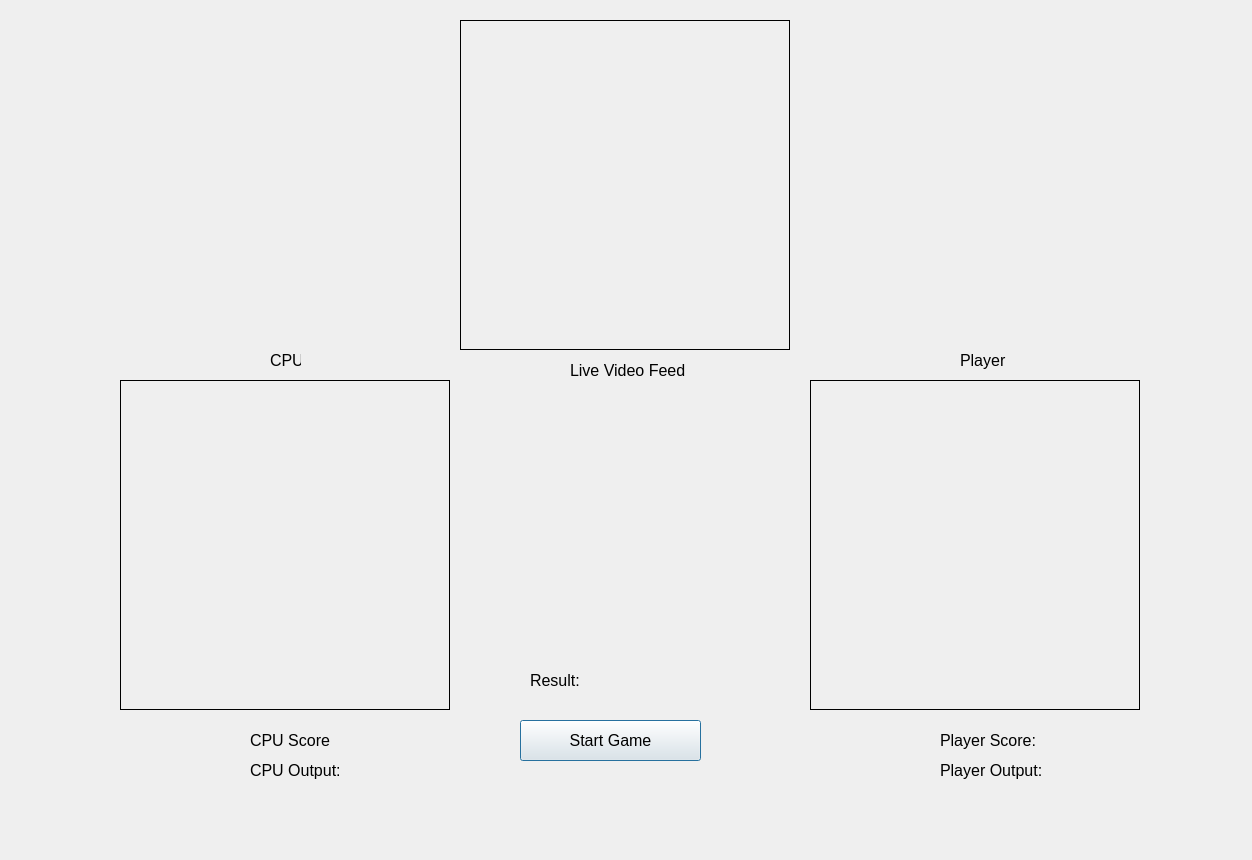
Before: the Qt Designer form Game.ui in mehra-sourav/Rock-Paper-Scissors, drawn with Qt 5.
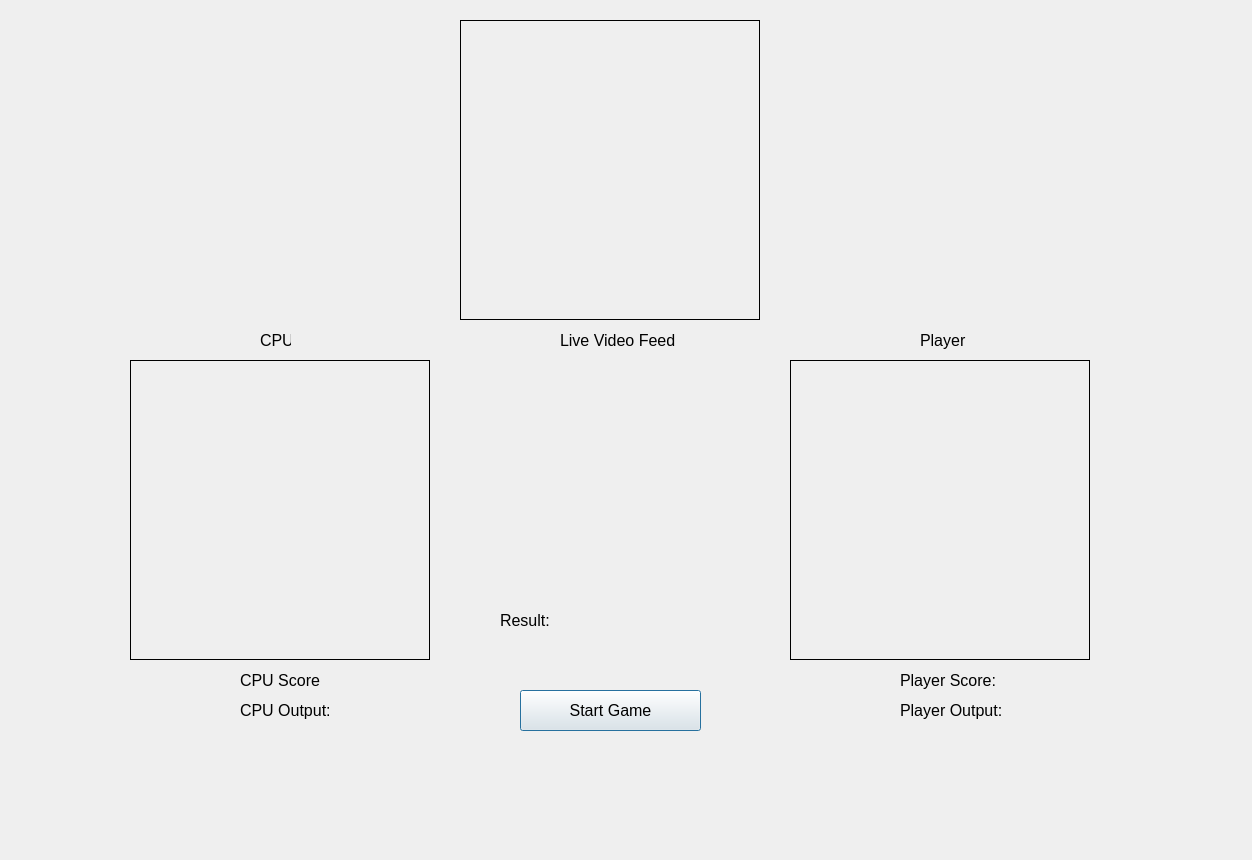
After: the same form once the commit is applied.

What changed in the file:
```diff
--- a/Game.ui
+++ b/Game.ui
@@ -17,7 +17,7 @@
    <property name="geometry">
     <rect>
      <x>520</x>
-     <y>720</y>
+     <y>690</y>
      <width>181</width>
      <height>41</height>
     </rect>
@@ -34,8 +34,8 @@
   <widget class="QLabel" name="CPU">
    <property name="geometry">
     <rect>
-     <x>270</x>
-     <y>350</y>
+     <x>260</x>
+     <y>330</y>
      <width>31</width>
      <height>21</height>
     </rect>
@@ -52,8 +52,8 @@
   <widget class="QLabel" name="Player">
    <property name="geometry">
     <rect>
-     <x>960</x>
-     <y>350</y>
+     <x>920</x>
+     <y>330</y>
      <width>51</width>
      <height>21</height>
     </rect>
@@ -70,10 +70,10 @@
   <widget class="QLabel" name="CPUview">
    <property name="geometry">
     <rect>
-     <x>120</x>
-     <y>380</y>
-     <width>330</width>
-     <height>330</height>
+     <x>130</x>
+     <y>360</y>
+     <width>300</width>
+     <height>300</height>
     </rect>
    </property>
    <property name="frameShape">
@@ -86,10 +86,10 @@
   <widget class="QLabel" name="Playerview">
    <property name="geometry">
     <rect>
-     <x>810</x>
-     <y>380</y>
-     <width>330</width>
-     <height>330</height>
+     <x>790</x>
+     <y>360</y>
+     <width>300</width>
+     <height>300</height>
     </rect>
    </property>
    <property name="frameShape">
@@ -104,8 +104,8 @@
     <rect>
      <x>460</x>
      <y>20</y>
-     <width>330</width>
-     <height>330</height>
+     <width>300</width>
+     <height>300</height>
     </rect>
    </property>
    <property name="frameShape">
@@ -118,8 +118,8 @@
   <widget class="QLabel" name="CPUScore">
    <property name="geometry">
     <rect>
-     <x>250</x>
-     <y>730</y>
+     <x>240</x>
+     <y>670</y>
      <width>81</width>
      <height>21</height>
     </rect>
@@ -136,8 +136,8 @@
   <widget class="QLabel" name="PlayerScore">
    <property name="geometry">
     <rect>
-     <x>940</x>
-     <y>730</y>
+     <x>900</x>
+     <y>670</y>
      <width>111</width>
      <height>21</height>
     </rect>
@@ -154,8 +154,8 @@
   <widget class="QLabel" name="LiveVideoFeed">
    <property name="geometry">
     <rect>
-     <x>570</x>
-     <y>360</y>
+     <x>560</x>
+     <y>330</y>
      <width>121</width>
      <height>21</height>
     </rect>
@@ -172,8 +172,8 @@
   <widget class="QLabel" name="CPUoutput">
    <property name="geometry">
     <rect>
-     <x>250</x>
-     <y>760</y>
+     <x>240</x>
+     <y>700</y>
      <width>231</width>
      <height>21</height>
     </rect>
@@ -190,8 +190,8 @@
   <widget class="QLabel" name="Playeroutput">
    <property name="geometry">
     <rect>
-     <x>940</x>
-     <y>760</y>
+     <x>900</x>
+     <y>700</y>
      <width>171</width>
      <height>21</height>
     </rect>
@@ -208,8 +208,8 @@
   <widget class="QLabel" name="Result">
    <property name="geometry">
     <rect>
-     <x>530</x>
-     <y>670</y>
+     <x>500</x>
+     <y>610</y>
      <width>151</width>
      <height>21</height>
     </rect>
```
